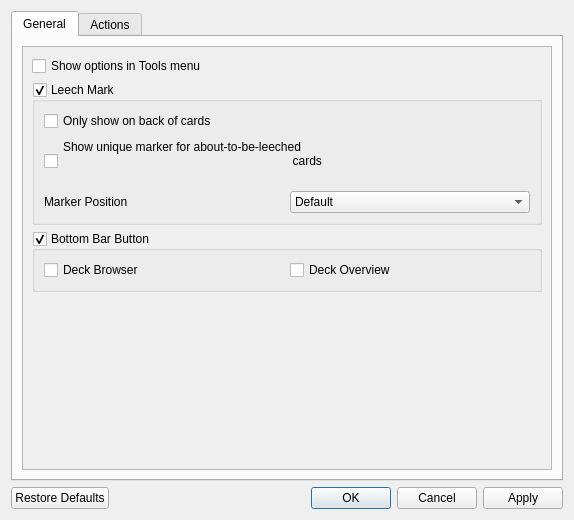
Above: res/ui/options_dialog.ui from iamjustkoi/LeechToolkit before the change. Below: the same form after it.
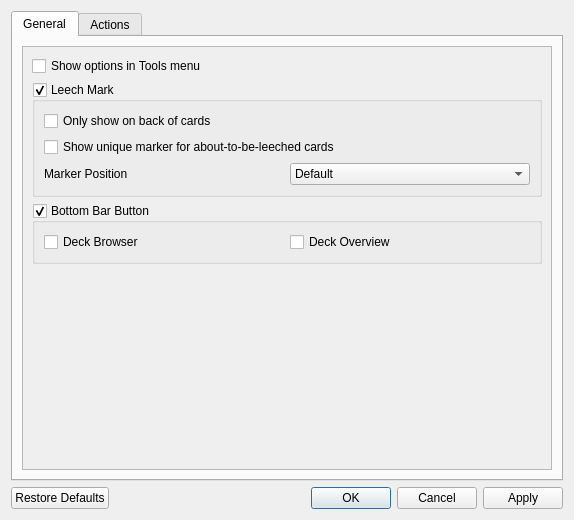
That is the form after the change.

Commit message: Implemented Restore Defaults button

Patch:
```diff
--- a/res/ui/options_dialog.ui
+++ b/res/ui/options_dialog.ui
@@ -44,7 +44,7 @@
                                              <x>0</x>
                                              <y>0</y>
                                              <width>530</width>
-                                             <height>224</height>
+            <height>198</height>
                                          </rect>
                                      </property>
                                      <property name="sizePolicy">
@@ -93,9 +93,7 @@
                                                                  </string>
                                                              </property>
                                                              <property name="text">
-                                                                 <string>Show unique marker for about-to-be-leeched
-                                                                     cards
-                                                                 </string>
+                 <string>Show unique marker for about-to-be-leeched cards</string>
                                                              </property>
                                                          </widget>
                                                      </item>
```
Left out of the diff: 16 changed lines with no effect on the pictures. Lines whose indentation alone changed are shown as unchanged. The commit also changes 3 other files.
